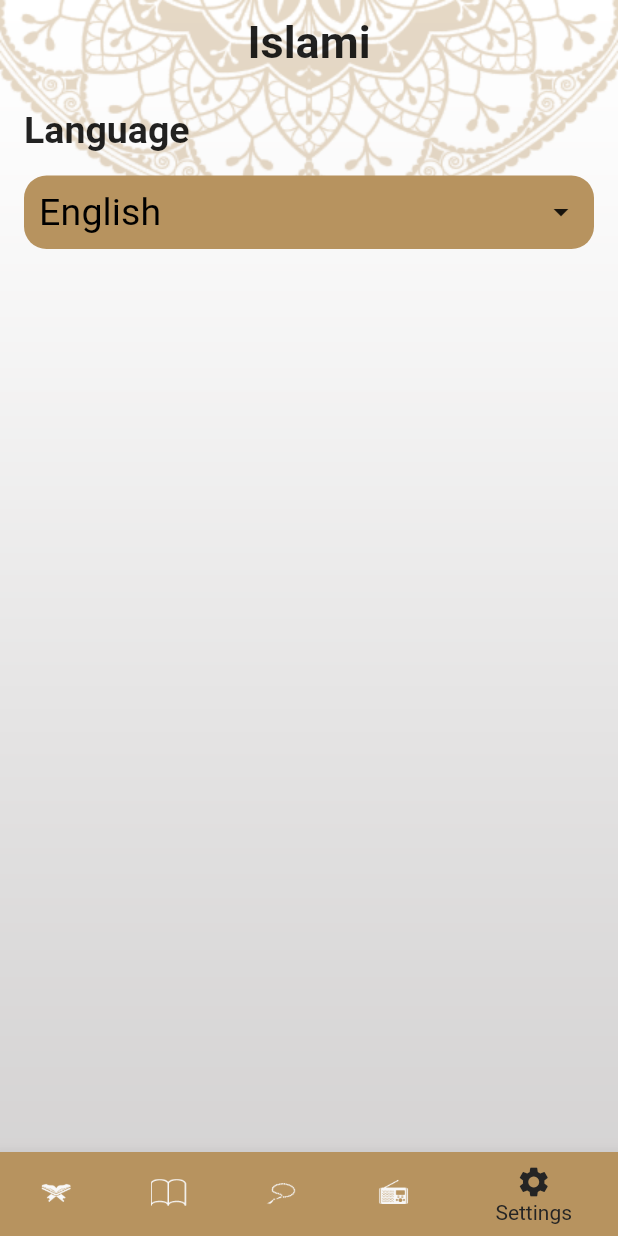
After one commit to Ashry520/IslamiApp, a Flutter app: the screen it shows after launch, item 5 of the bottom bar chosen, on a phone screen of 412 x 824 dp. The commit adds this screen. Run offline on Flutter 3.47's test engine with Material 2 defaults, Android fonts, the phone set to English and light mode, and no system bars; generated files the repository leaves out were written again.

Commit message:
settings tab done

```diff
--- a/lib/Home/home.dart
+++ b/lib/Home/home.dart
@@ -4,6 +4,7 @@ import 'package:islamic/Home/quran/quran_tab.dart';
 import 'package:islamic/Home/radio/radio_tab.dart';
 import 'package:islamic/Home/sebha/sebha_tab.dart';
 import 'package:flutter_gen/gen_l10n/app_localizations.dart';
+import 'package:islamic/Home/settings/settings_tab.dart';
 
 class Home extends StatefulWidget {
   static const String routeName = 'SurahsScreen';
@@ -64,7 +65,11 @@ class _HomeState extends State<Home> {
                     AssetImage('assets/images/icon_radio.png'),
                   ),
                   label: AppLocalizations.of(context)!.radio,
-                )
+                ),
+                BottomNavigationBarItem(
+                  icon: Icon(Icons.settings),
+                  label: AppLocalizations.of(context)!.settings,
+                ),
               ],
             ),
           ),
@@ -74,5 +79,5 @@ class _HomeState extends State<Home> {
     );
   }
 
-  List<Widget> tabs = [QuranTab(), HadethTab(), SebhaTab(), RadioTab()];
+  List<Widget> tabs = [QuranTab(), HadethTab(), SebhaTab(), RadioTab(),SettingsTab()];
 }
--- /dev/null
+++ b/lib/Home/settings/settings_tab.dart
@@ -0,0 +1,61 @@
+import 'package:flutter/material.dart';
+import 'package:flutter_gen/gen_l10n/app_localizations.dart';
+import 'package:islamic/Home/settings/LanguageBottomSheet.dart';
+
+class SettingsTab extends StatefulWidget {
+  @override
+  State<SettingsTab> createState() => _SettingsTabState();
+}
+
+class _SettingsTabState extends State<SettingsTab> {
+  @override
+  Widget build(BuildContext context) {
+    return Container(
+      child: Padding(
+        padding: const EdgeInsets.all(8.0),
+        child: Column(
+          crossAxisAlignment: CrossAxisAlignment.stretch,
+          children: [
+            Padding(
+              padding: const EdgeInsets.all(8.0),
+              child: Text(
+                AppLocalizations.of(context)!.language,
+                style: Theme.of(context).textTheme.titleMedium,
+              ),
+            ),
+            Padding(
+              padding: const EdgeInsets.all(8.0),
+              child: InkWell(
+                onTap: () {
+                  showLanguageBottomSheet();
+                },
+                child: Container(
+                  padding: EdgeInsets.all(10),
+                  decoration: BoxDecoration(
+                      color: Theme.of(context).primaryColor,
+                      borderRadius: BorderRadius.circular(15)),
+                  child: Row(
+                    mainAxisAlignment: MainAxisAlignment.spaceBetween,
+                    children: [
+                      Text(
+                        AppLocalizations.of(context)!.english,
+                        style: Theme.of(context).textTheme.titleSmall,
+                      ),
+                      Icon(Icons.arrow_drop_down),
+                    ],
+                  ),
+                ),
+              ),
+            )
+          ],
+        ),
+      ),
+    );
+  }
+
+  void showLanguageBottomSheet() {
+    showModalBottomSheet(context: context,
+        builder: (context)=> LanguageBottomSheet()
+    );
+  }
+}
--- a/lib/l10n/app_ar.arb
+++ b/lib/l10n/app_ar.arb
@@ -5,5 +5,12 @@
   "sebha" : "السبحة",
   "radio" : "الاذاعة",
   "surah_name" : "اسم السورة",
-  "hadeth_name" : "اسم الحديث"
+  "hadeth_name" : "اسم الحديث",
+  "settings" : "إعدادات",
+  "english" : "إنجليزي",
+  "arabic" : "عربي",
+  "theme" : "وضع",
+  "dark" : "مظلم",
+  "light" : "ضوء",
+  "language" : "اللغة"
 }
--- a/lib/l10n/app_en.arb
+++ b/lib/l10n/app_en.arb
@@ -5,5 +5,12 @@
   "sebha" : "Sebha",
   "radio" : "Radio",
   "surah_name" : "Surah Name",
-  "hadeth_name" : "Hadeth Name"
+  "hadeth_name" : "Hadeth Name",
+  "settings" : "Settings",
+  "english" : "English",
+  "arabic" : "Arabic",
+  "theme" : "Theme",
+  "dark" : "Dark",
+  "light" : "Light",
+  "language" : "Language"
 }
```
Also changed, not shown: lib/Home/settings/LanguageBottomSheet.dart (added, +42 -0 lines).
